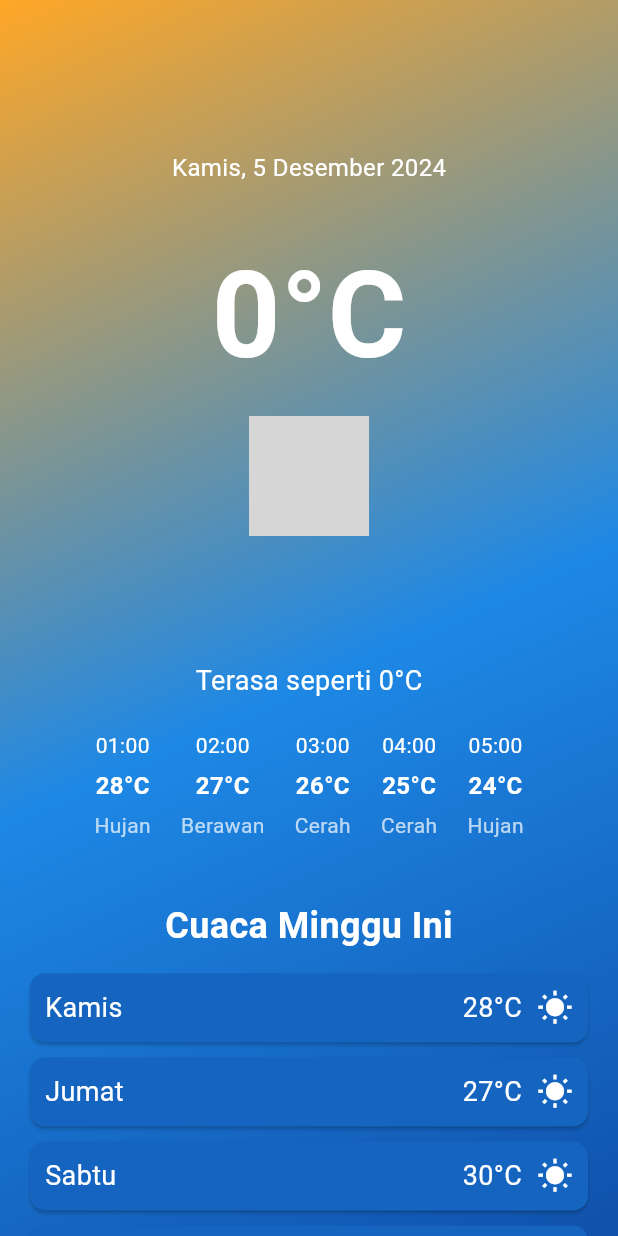
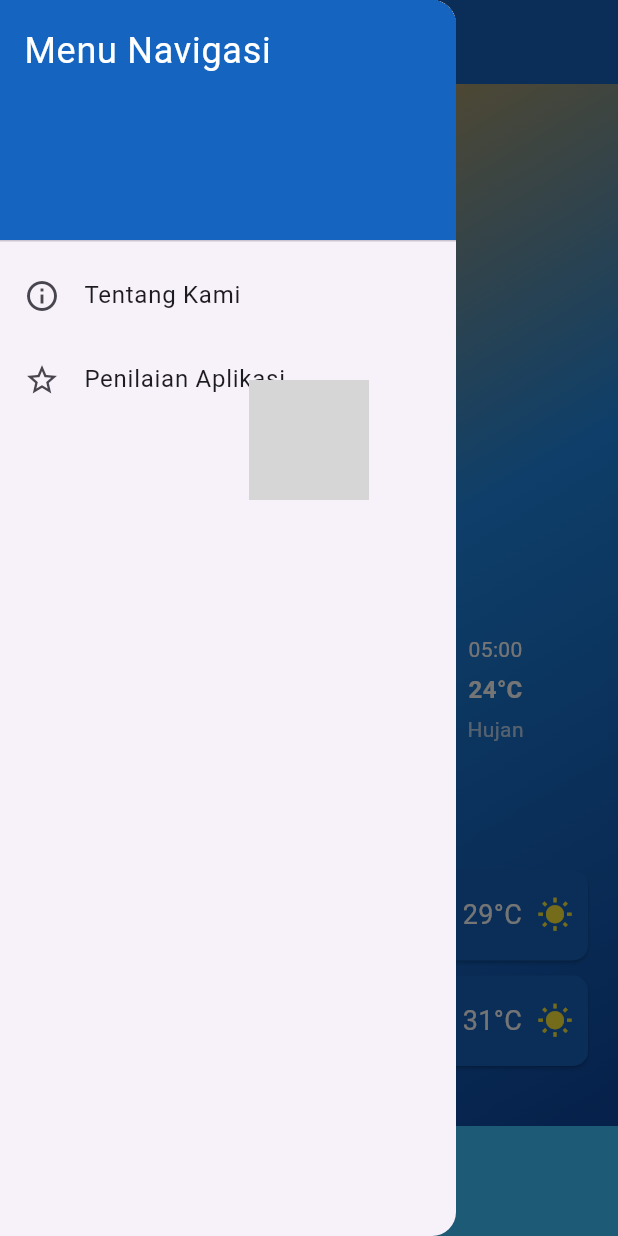
Before and after one commit to MuhammadRizki1303/aplikasi_cuaca, a Flutter app: the Weather screen opened directly with empty values, with the side drawer open (before the commit the screen has no drawer), on a phone screen of 412 x 824 dp. Run offline on Flutter 3.47's test engine with Material 3 defaults, Android fonts, the phone set to English and light mode, and no system bars; our stand-ins replace geolocator; network calls fail; grey boxes are pictures that could not be loaded.

Commit message:
penambahan halaman about dan rating serta penyesuaian halaman weather

```diff
--- a/lib/ui/Weather.dart
+++ b/lib/ui/Weather.dart
@@ -1,6 +1,8 @@
 import 'package:flutter/material.dart';
 import 'package:intl/intl.dart';
 import 'package:aplikasi_cuaca/modal/WeatherData.dart';
+import 'about_page.dart';
+import 'rating_page.dart';
 
 class Weather extends StatelessWidget {
   final WeatherData weatherData;
@@ -9,10 +11,82 @@ class Weather extends StatelessWidget {
 
   @override
   Widget build(BuildContext context) {
-    // Format untuk menampilkan tanggal
-    Widget dateSection = Container(
-      padding: EdgeInsets.only(top: 40.0),
+    return Scaffold(
+      appBar: AppBar(
+        title: Text('Cuaca Saat Ini'),
+        backgroundColor: Colors.blue.shade800,
+      ),
+      drawer: Drawer(
+        child: ListView(
+          padding: EdgeInsets.zero,
+          children: <Widget>[
+            DrawerHeader(
+              decoration: BoxDecoration(
+                color: Colors.blue.shade800,
+              ),
+              child: Text(
+                'Menu Navigasi',
+                style: TextStyle(
+                  color: Colors.white,
+                  fontSize: 24.0,
+                ),
+              ),
+            ),
+            ListTile(
+              leading: Icon(Icons.info_outline),
+              title: Text('Tentang Kami'),
+              onTap: () {
+                Navigator.push(
+                  context,
+                  MaterialPageRoute(builder: (context) => AboutPage()),
+                );
+              },
+            ),
+            ListTile(
+              leading: Icon(Icons.star_border),
+              title: Text('Penilaian Aplikasi'),
+              onTap: () {
+                Navigator.push(
+                  context,
+                  MaterialPageRoute(builder: (context) => RatingPage()),
+                );
+              },
+            ),
+          ],
+        ),
+      ),
+      body: SingleChildScrollView(
+        child: Container(
+          padding: EdgeInsets.all(20.0),
+          decoration: BoxDecoration(
+            gradient: LinearGradient(
+              begin: Alignment.topLeft,
+              end: Alignment.bottomRight,
+              colors: [
+                Colors.orange.shade400, // Pagi (Oranye)
+                Colors.blue.shade600, // Siang (Biru)
+                Colors.blue.shade900, // Sore (Biru Gelap)
+              ],
+            ),
+          ),
           child: Column(
+            crossAxisAlignment: CrossAxisAlignment.center,
+            children: [
+              _buildDateSection(),
+              _buildTempSection(),
+              _buildFeelsLikeSection(),
+              _buildHourlyForecastSection(),
+              _buildWeeklyForecastSection(),
+            ],
+          ),
+        ),
+      ),
+    );
+  }
+
+  /// Widget untuk menampilkan tanggal dan lokasi
+  Widget _buildDateSection() {
+    return Column(
       crossAxisAlignment: CrossAxisAlignment.center,
       children: <Widget>[
         Text(
@@ -24,67 +98,65 @@ class Weather extends StatelessWidget {
           ),
         ),
         Text(
-            DateFormat('EEEE, d MMMM yyyy', 'id_ID')
-                .format(DateTime.now()), // Menggunakan format tanggal Indonesia
+          DateFormat('EEEE, d MMMM yyyy', 'id_ID').format(DateTime.now()),
           style: TextStyle(
             fontSize: 16.0,
             color: Colors.white,
           ),
         ),
       ],
-      ),
     );
+  }
 
-    // Menampilkan suhu dengan besar dan ikon cuaca
-    Widget tempSection = Container(
-      padding: const EdgeInsets.symmetric(vertical: 30.0),
-      child: Column(
+  /// Widget untuk menampilkan suhu saat ini
+  Widget _buildTempSection() {
+    return Column(
       children: <Widget>[
         Text(
-            '${weatherData.temp.toStringAsFixed(0)}°C', // Suhu saat ini
+          '${weatherData.temp.toStringAsFixed(0)}°C',
           style: TextStyle(
             fontSize: 80.0,
             fontWeight: FontWeight.bold,
             color: Colors.white,
           ),
         ),
-          SizedBox(height: 10.0),
         Image.network(
           'http://openweathermap.org/img/wn/${weatherData.icon}.png',
           width: 80.0,
           height: 80.0,
           fit: BoxFit.cover,
         ),
-          SizedBox(height: 10.0),
         Text(
-            weatherData.main, // Menampilkan jenis cuaca (Rain, Cloudy, etc.)
+          weatherData.main, // Jenis cuaca
           style: TextStyle(
             fontSize: 24.0,
+            fontWeight: FontWeight.w500,
             color: Colors.white,
-              fontWeight: FontWeight.w500,
           ),
         ),
       ],
-      ),
     );
+  }
 
-    // Menampilkan suhu yang dirasakan (Feels Like)
-    Widget feelsLikeSection = Container(
+  /// Widget untuk menampilkan suhu yang dirasakan
+  Widget _buildFeelsLikeSection() {
+    return Padding(
       padding: const EdgeInsets.only(top: 10.0),
       child: Text(
-        'Terasa seperti ${weatherData.feelsLike.toStringAsFixed(0)}°C', // Mengubah ke Bahasa Indonesia
+        'Terasa seperti ${weatherData.feelsLike.toStringAsFixed(0)}°C',
         style: TextStyle(
           fontSize: 18.0,
           color: Colors.white,
         ),
       ),
     );
+  }
 
-    // Bagian cuaca per jam (Timeline cuaca)
-    Widget hourlyForecastSection = Container(
+  /// Widget untuk menampilkan prakiraan cuaca per jam
+  Widget _buildHourlyForecastSection() {
+    return Container(
       padding: EdgeInsets.symmetric(vertical: 20.0),
       child: SingleChildScrollView(
-        // Membuat cuaca per jam bisa digulir
         scrollDirection: Axis.horizontal,
         child: Row(
           mainAxisAlignment: MainAxisAlignment.start,
@@ -98,12 +170,14 @@ class Weather extends StatelessWidget {
         ),
       ),
     );
+  }
 
-    // Bagian proyeksi cuaca 7 hari menggunakan Card
-    Widget weeklyForecastSection = Container(
+  /// Widget untuk menampilkan prakiraan cuaca mingguan
+  Widget _buildWeeklyForecastSection() {
+    return Container(
       padding: EdgeInsets.symmetric(vertical: 20.0),
       child: Column(
-        children: <Widget>[
+        children: [
           Text(
             'Cuaca Minggu Ini',
             style: TextStyle(
@@ -113,45 +187,30 @@ class Weather extends StatelessWidget {
             ),
           ),
           SizedBox(height: 10.0),
-          _buildDailyForecastCard('Kamis', '28°C', 'Berawan'),
-          _buildDailyForecastCard('Jumat', '27°C', 'Hujan'),
-          _buildDailyForecastCard('Sabtu', '30°C', 'Cerah'),
-          _buildDailyForecastCard('Minggu', '22°C', 'Berawan'),
+          GridView.builder(
+            shrinkWrap: true,
+            physics: NeverScrollableScrollPhysics(),
+            gridDelegate: SliverGridDelegateWithFixedCrossAxisCount(
+              crossAxisCount: 2,
+              mainAxisSpacing: 10.0,
+              crossAxisSpacing: 10.0,
+              childAspectRatio: 3,
+            ),
+            itemCount: 4,
+            itemBuilder: (context, index) {
+              return _buildDailyForecastCard(
+                ['Kamis', 'Jumat', 'Sabtu', 'Minggu'][index],
+                '${28 + index}°C',
+                ['Berawan', 'Hujan', 'Cerah', 'Berawan'][index],
+              );
+            },
+          ),
         ],
-      ),
-    );
-
-    return SingleChildScrollView(
-      // Membungkus seluruh widget agar bisa digulir
-      child: Container(
-        padding: EdgeInsets.all(20.0),
-        decoration: BoxDecoration(
-          // Menggunakan Gradien untuk background
-          gradient: LinearGradient(
-            begin: Alignment.topLeft,
-            end: Alignment.bottomRight,
-            colors: [
-              Colors.orange.shade400, // Pagi (Oranye)
-              Colors.blue.shade600, // Siang (Biru)
-              Colors.blue.shade900, // Sore (Biru gelap)
-            ],
-          ),
-        ),
-        child: Column(
-          crossAxisAlignment: CrossAxisAlignment.center,
-          children: <Widget>[
-            dateSection,
-            tempSection,
-            feelsLikeSection,
-            hourlyForecastSection,
-            weeklyForecastSection,
-          ],
-        ),
       ),
     );
   }
 
-  // Widget untuk forecast per jam
+  /// Widget untuk prakiraan per jam
   Widget _buildHourlyForecast(String time, String temp, String weather) {
     return Padding(
       padding: const EdgeInsets.symmetric(horizontal: 10.0),
@@ -186,11 +245,11 @@ class Weather extends StatelessWidget {
     );
   }
 
-  // Widget untuk forecast per hari menggunakan Card
+  /// Widget untuk kartu prakiraan harian
   Widget _buildDailyForecastCard(String day, String temp, String weather) {
     return Card(
       color: Colors.blue[800],
-      margin: EdgeInsets.symmetric(vertical: 5.0),
+      margin: EdgeInsets.zero,
       shape: RoundedRectangleBorder(
         borderRadius: BorderRadius.circular(10.0),
       ),
@@ -218,7 +277,7 @@ class Weather extends StatelessWidget {
                 SizedBox(width: 10.0),
                 Icon(
                   Icons.wb_sunny,
-                  color: Colors.white,
+                  color: Colors.yellow,
                   size: 24.0,
                 ),
               ],
```
Also changed, not shown: lib/ui/about_page.dart (added, +30 -0 lines), lib/ui/rating_page.dart (added, +39 -0 lines). Lines whose indentation alone changed are shown as unchanged.
